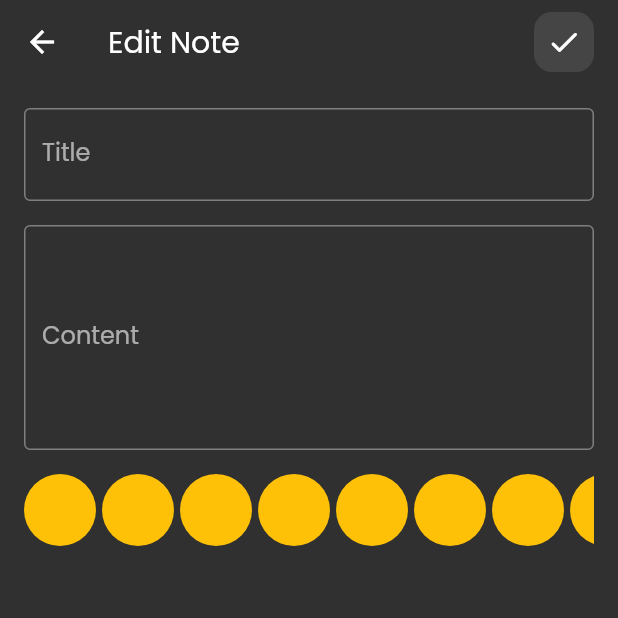
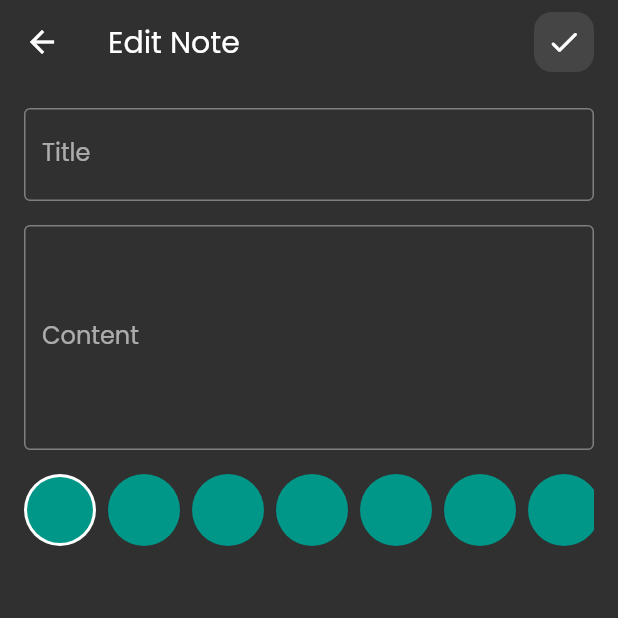
Before and after one commit to FadyFawzyOfficial/notes, a Flutter app: the EditNoteView screen opened directly with empty values, on a phone screen of 412 x 824 dp, the top half of it. Run offline on Flutter 3.47's test engine with Material 2 defaults, Android fonts, the phone set to English and light mode, and no system bars; our stand-ins replace flutter_bloc, hive, hive_flutter; accounts and stored records are empty.

Commit message:
2. Split ColorItem Into Separate Widget & Convert ColorsListView to Stateful

```diff
--- a/lib/views/widgets/colors_list_view.dart
+++ b/lib/views/widgets/colors_list_view.dart
@@ -1,7 +1,14 @@
 import 'package:flutter/material.dart';
 
-class ColorsListView extends StatelessWidget {
+class ColorsListView extends StatefulWidget {
   const ColorsListView({super.key});
+
+  @override
+  State<ColorsListView> createState() => _ColorsListViewState();
+}
+
+class _ColorsListViewState extends State<ColorsListView> {
+  var selectedColorIndex = 0;
 
   @override
   Widget build(BuildContext context) {
@@ -10,12 +17,42 @@ class ColorsListView extends StatelessWidget {
       child: ListView.separated(
         scrollDirection: Axis.horizontal,
         itemCount: 10,
-        itemBuilder: (context, index) => const CircleAvatar(
-          radius: 24,
-          backgroundColor: Colors.amber,
+        itemBuilder: (context, index) => InkWell(
+          borderRadius: const BorderRadius.all(Radius.circular(24)),
+          onTap: () => setState(() => selectedColorIndex = index),
+          child: ColorItem(
+            color: Colors.teal,
+            isSelected: selectedColorIndex == index,
+          ),
         ),
-        separatorBuilder: (context, index) => const SizedBox(width: 4),
+        separatorBuilder: (context, index) => const SizedBox(width: 8),
       ),
     );
   }
 }
+
+class ColorItem extends StatelessWidget {
+  final Color color;
+  final bool isSelected;
+
+  const ColorItem({
+    super.key,
+    required this.color,
+    required this.isSelected,
+  });
+
+  @override
+  Widget build(BuildContext context) => isSelected
+      ? CircleAvatar(
+          radius: 24,
+          backgroundColor: Colors.white,
+          child: CircleAvatar(
+            radius: 22,
+            backgroundColor: color,
+          ),
+        )
+      : CircleAvatar(
+          radius: 24,
+          backgroundColor: color,
+        );
+}
```
